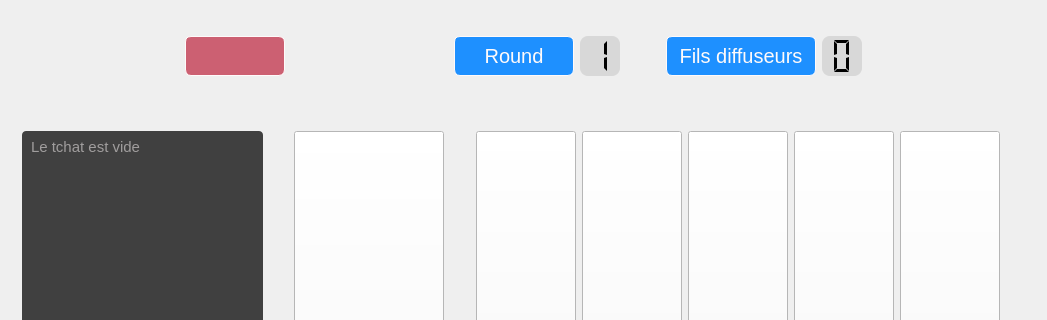
NadjibBelaribi/time-bomb-game, file ui/ui/mainwindow.ui: the form before one commit; both pictures show x 0 to 1047 and y 0 to 320 of the 1047 by 614 pixel window.
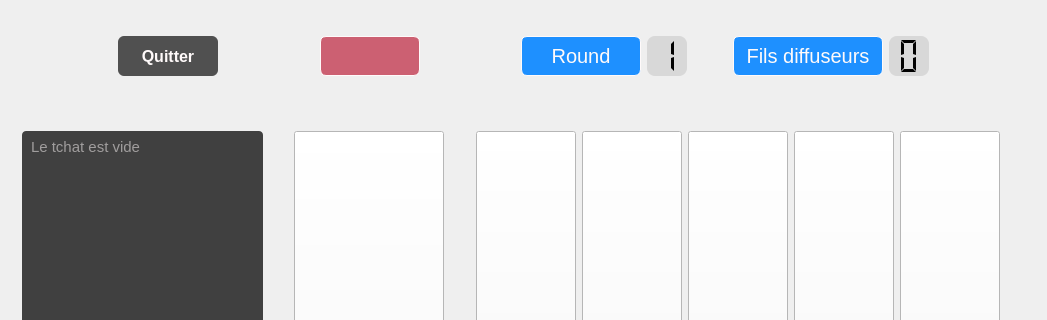
The form after the commit. The open tabs and pages were chosen to show the change. Icons and pictures are not drawn.

What changed in the file:
```diff
--- a/ui/ui/mainwindow.ui
+++ b/ui/ui/mainwindow.ui
@@ -1334,6 +1334,44 @@
               </property>
              </spacer>
             </item>
+            <item>
+             <widget class="QPushButton" name="boardQuit">
+              <property name="minimumSize">
+               <size>
+                <width>100</width>
+                <height>40</height>
+               </size>
+              </property>
+              <property name="font">
+               <font>
+                <pointsize>12</pointsize>
+                <weight>75</weight>
+                <bold>true</bold>
+               </font>
+              </property>
+              <property name="styleSheet">
+               <string notr="true">QPushButton {background-color: rgba(40,40,40,0.8); color:snow; border-radius: 6px;}
+
+QPushButton:hover {background-color: rgba(40,40,40,1)}</string>
+              </property>
+              <property name="text">
+               <string>Quitter</string>
+              </property>
+             </widget>
+            </item>
+            <item>
+             <spacer name="horizontalSpacer_45">
+              <property name="orientation">
+               <enum>Qt::Horizontal</enum>
+              </property>
+              <property name="sizeHint" stdset="0">
+               <size>
+                <width>40</width>
+                <height>20</height>
+               </size>
+              </property>
+             </spacer>
+            </item>
             <item>
              <widget class="QLabel" name="pseudo">
               <property name="minimumSize">
```
Left out of the diff: 468 changed lines with no effect on the pictures.
